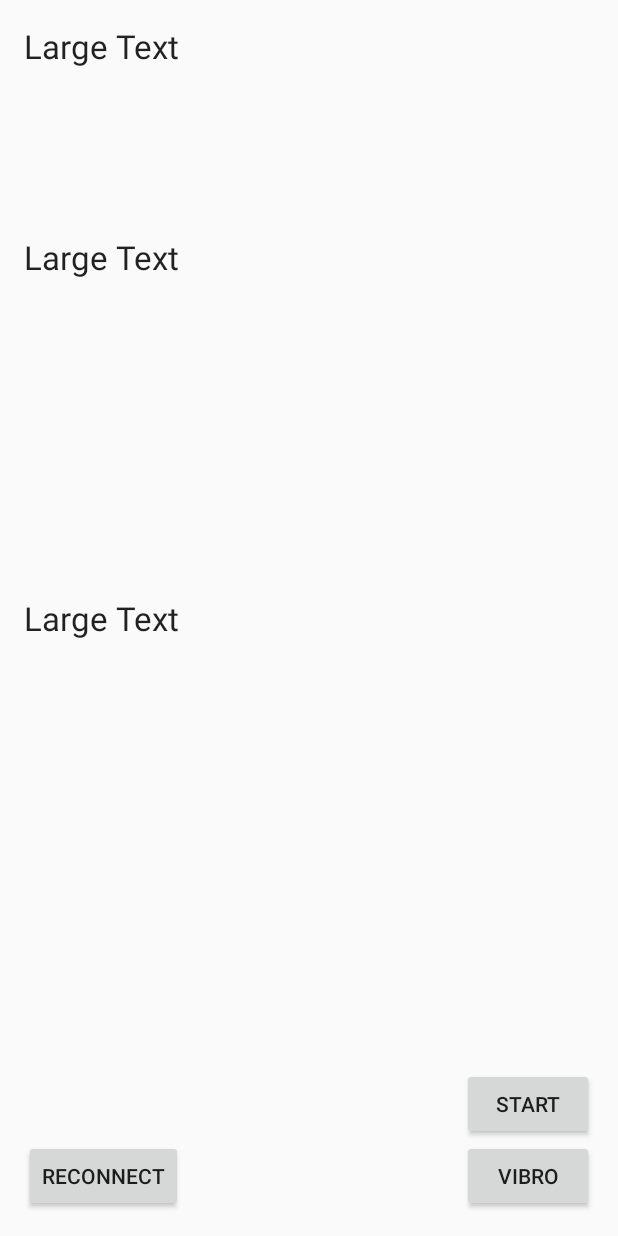
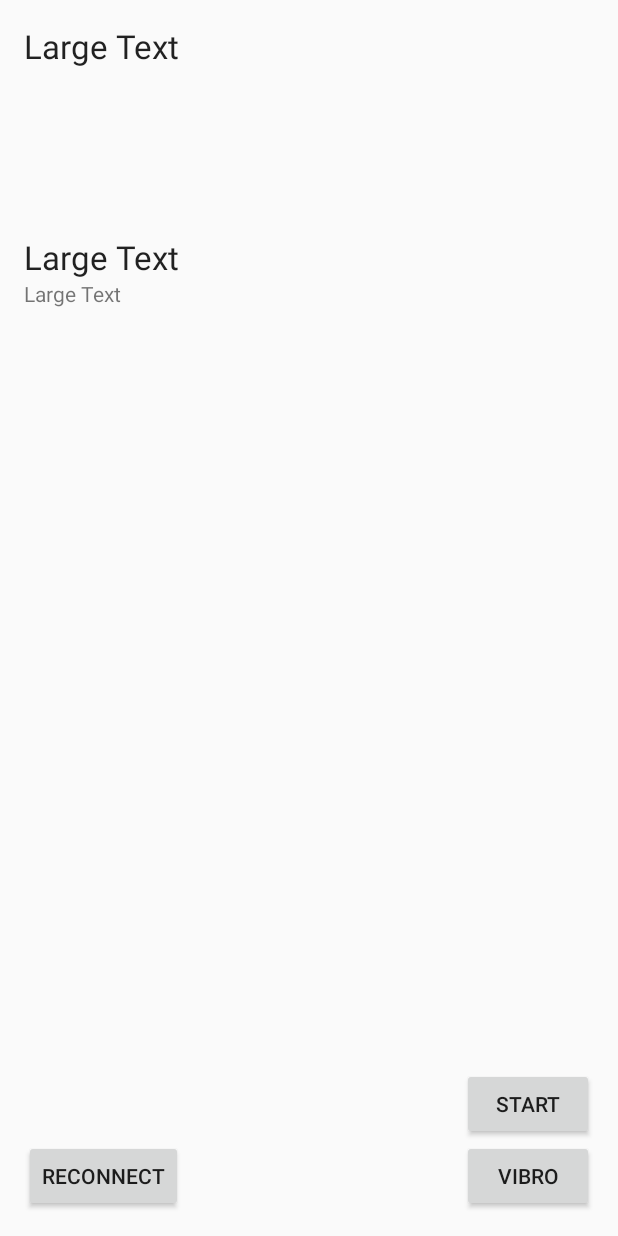
Before and after one commit to KolinLoures/WorkWithBluetoothApp, an Android app: the layout activity_connnection.xml on its own in the app's theme, with its tools: preview values and no code run, on a phone screen of 412 x 824 dp. Run offline under Robolectric (Android 15) with nearby library versions, the phone set to English and light mode, and no system bars.

```diff
--- a/app/src/main/java/com/example/nkirilov/workwithbluetoothapp/presentation/connectDevice/ConnnectionActivity.java
+++ b/app/src/main/java/com/example/nkirilov/workwithbluetoothapp/presentation/connectDevice/ConnnectionActivity.java
@@ -72,6 +72,7 @@ public class ConnnectionActivity extends AppCompatActivity implements ContractCo
                     presenter.onClickVibroCmd();
             }
         });
+//        btnVibro.setEnabled(false);
 
     }
 
@@ -103,6 +104,7 @@ public class ConnnectionActivity extends AppCompatActivity implements ContractCo
 
     @Override
     public void setOutText(String s) {
-        textOut.setText(s);
+        String ss = (String) textOut.getText();
+        textOut.setText(ss+"\n"+s);
     }
 }
--- a/app/src/main/java/com/example/nkirilov/workwithbluetoothapp/presentation/connectDevice/ContractConnect.java
+++ b/app/src/main/java/com/example/nkirilov/workwithbluetoothapp/presentation/connectDevice/ContractConnect.java
@@ -1,6 +1,9 @@
 package com.example.nkirilov.workwithbluetoothapp.presentation.connectDevice;
 
 import com.polidea.rxandroidble.RxBleConnection;
+
+import java.lang.reflect.Array;
+import java.util.ArrayList;
 
 /**
  * Created by n.kirilov on 22.06.2016.
@@ -28,7 +31,7 @@ public interface ContractConnect {
 
         void connListener();
 
-        void startWriteCommucation(byte[] b);
+        void startWriteCommucation(ArrayList<byte[]> b);
 
         void startReadCommucation();
 
--- a/app/src/main/res/layout/activity_connnection.xml
+++ b/app/src/main/res/layout/activity_connnection.xml
@@ -53,12 +53,21 @@
         android:layout_below="@+id/connectionState"
         android:layout_alignParentStart="true" />
 
-    <TextView
+    <ScrollView
         android:layout_width="wrap_content"
         android:layout_height="wrap_content"
-        android:textAppearance="?android:attr/textAppearanceLarge"
-        android:text="Large Text"
-        android:id="@+id/textOut"
-        android:layout_centerVertical="true"
-        android:layout_alignParentStart="true" />
+        android:id="@+id/scrollView"
+        android:layout_below="@+id/textStatus"
+        android:layout_alignParentStart="true"
+        android:layout_above="@+id/startBtn"
+        android:layout_alignParentEnd="true" >
+
+        <TextView
+            android:layout_width="wrap_content"
+            android:layout_height="wrap_content"
+            android:text="Large Text"
+            android:id="@+id/textOut"
+            android:layout_centerVertical="true"
+            android:layout_alignParentStart="true" />
+    </ScrollView>
 </RelativeLayout>
```
Also changed, not shown: app/src/main/java/com/example/nkirilov/workwithbluetoothapp/presentation/connectDevice/ConnectionPresenter.java (+47 -21 lines).
